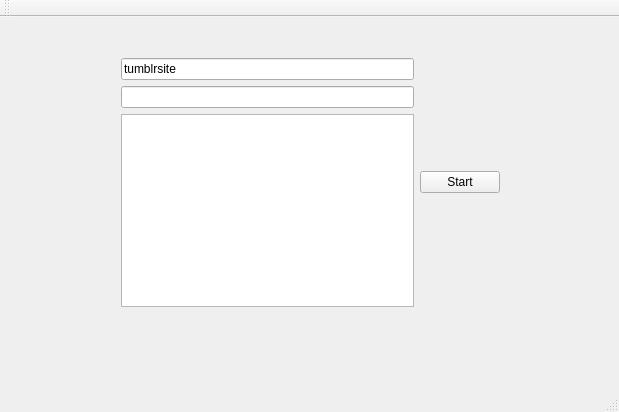
First picture: the form in TumblrDownloader/mainwindow.ui, repository Kang-Yu-Teng/TumblrDownloader, before the edit.
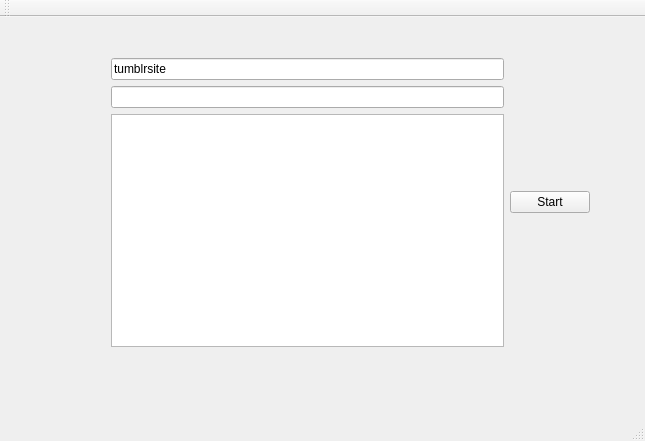
Second picture: the form after the edit.

The edit to the form file:
```diff
--- a/TumblrDownloader/mainwindow.ui
+++ b/TumblrDownloader/mainwindow.ui
@@ -6,8 +6,8 @@
    <rect>
     <x>0</x>
     <y>0</y>
-    <width>619</width>
-    <height>412</height>
+    <width>645</width>
+    <height>441</height>
    </rect>
   </property>
   <property name="windowTitle">
@@ -17,10 +17,10 @@
    <widget class="QWidget" name="horizontalLayoutWidget">
     <property name="geometry">
      <rect>
-      <x>110</x>
+      <x>100</x>
       <y>30</y>
-      <width>401</width>
-      <height>271</height>
+      <width>501</width>
+      <height>311</height>
      </rect>
     </property>
     <layout class="QHBoxLayout" name="horizontalLayout">
@@ -72,7 +72,7 @@
     <enum>TopToolBarArea</enum>
    </attribute>
    <attribute name="toolBarBreak">
-    <bool>false</bool>
+    <bool>true</bool>
    </attribute>
   </widget>
   <widget class="QStatusBar" name="statusBar"/>
```
Left out of the diff: 6 changed lines with no effect on the pictures.
